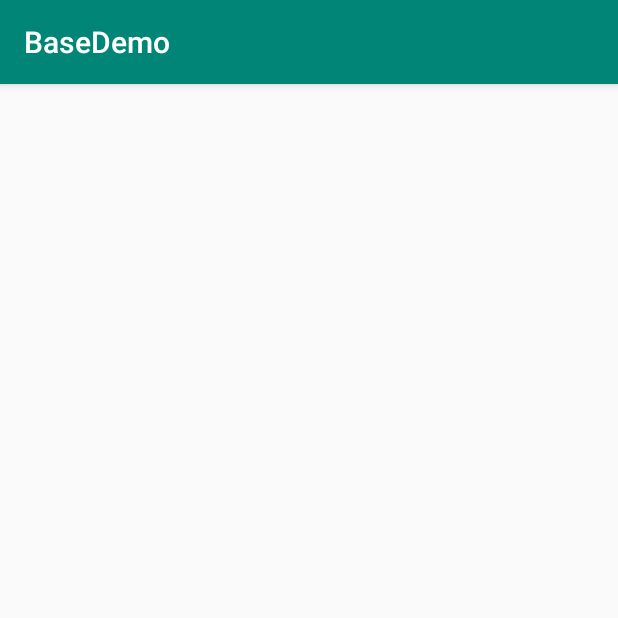
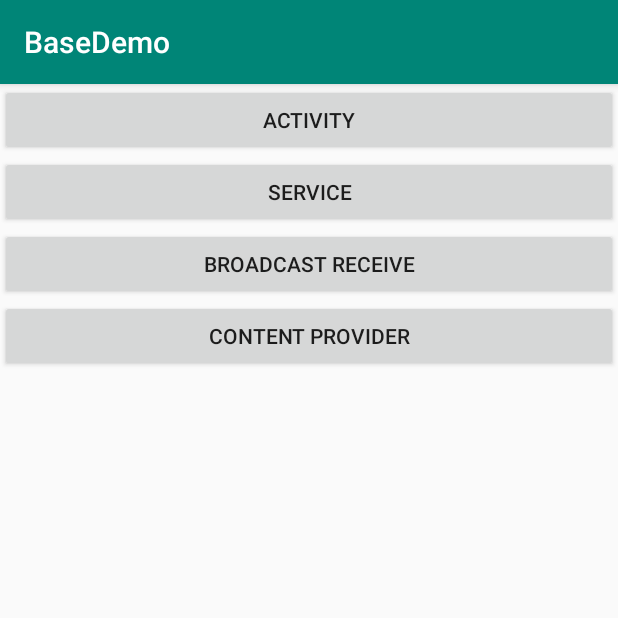
Before and after one commit to Che2n3JigW/AndroidDemo, an Android app: the screen it shows after launch (MainActivity), on a phone screen of 412 x 824 dp, the top half of it. Run offline under Robolectric (Android 15) with nearby library versions, the phone set to English and light mode, and no system bars.

Commit message:
RecyclerView-添加依赖，自定义Adapter，为Adapter 添加item点击事件接口

```diff
--- a/app/build.gradle
+++ b/app/build.gradle
@@ -30,8 +30,13 @@ android {
 
 dependencies {
     implementation fileTree(dir: 'libs', include: ['*.jar'])
+
     implementation rootProject.ext.dependencies.appcompat
     implementation rootProject.ext.dependencies.constraintlayout
+    implementation rootProject.ext.dependencies.recyclerview
+
+
+
     testImplementation 'junit:junit:4.12'
     androidTestImplementation 'androidx.test.ext:junit:1.1.1'
     androidTestImplementation 'androidx.test.espresso:espresso-core:3.2.0'
--- a/app/src/main/java/com/example/basedemo/MainActivity.java
+++ b/app/src/main/java/com/example/basedemo/MainActivity.java
@@ -1,14 +1,57 @@
 package com.example.basedemo;
-
-import androidx.appcompat.app.AppCompatActivity;
 
 import android.os.Bundle;
 
+import androidx.appcompat.app.AppCompatActivity;
+import androidx.recyclerview.widget.LinearLayoutManager;
+import androidx.recyclerview.widget.RecyclerView;
+
 public class MainActivity extends AppCompatActivity {
+
+    private MyListAdapter adapter;
 
     @Override
     protected void onCreate(Bundle savedInstanceState) {
         super.onCreate(savedInstanceState);
         setContentView(R.layout.activity_main);
+
+        initView();
+
+        initListener();
+    }
+
+    private void initListener() {
+        adapter.setOnItemClickListener(new MyListAdapter.onItemClickListener() {
+            @Override
+            public void onClick(int position) {
+                switch (position) {
+                    case 0://
+
+                        break;
+                    case 1:
+                        break;
+                    case 2:
+                        break;
+                    case 3:
+                        break;
+                }
+            }
+        });
+    }
+
+
+    private void initView() {
+        RecyclerView recyclerView = findViewById(R.id.recyclerView);
+        recyclerView.setLayoutManager(new LinearLayoutManager(this));
+        String[] strings = new String[]{
+                "Activity",
+                "Service",
+                "Broadcast Receive",
+                "Content Provider"
+        };
+
+        adapter = new MyListAdapter(strings);
+
+        recyclerView.setAdapter(adapter);
     }
 }
--- /dev/null
+++ b/app/src/main/java/com/example/basedemo/MyListAdapter.java
@@ -0,0 +1,68 @@
+package com.example.basedemo;
+
+import android.view.LayoutInflater;
+import android.view.View;
+import android.view.ViewGroup;
+
+import androidx.annotation.NonNull;
+import androidx.appcompat.widget.AppCompatButton;
+import androidx.recyclerview.widget.RecyclerView;
+
+public class MyListAdapter extends RecyclerView.Adapter<MyListAdapter.ViewHolder>
+        {
+
+    private String[] strings;
+    private onItemClickListener itemClickListener;
+
+    //构造函数
+    MyListAdapter(String[] strings) {
+        this.strings = strings;
+    }
+
+    //item点击事件绑定
+    public void setOnItemClickListener(onItemClickListener itemClickListener) {
+        this.itemClickListener = itemClickListener;
+    }
+
+    //绑定视图
+    @NonNull
+    @Override
+    public ViewHolder onCreateViewHolder(@NonNull ViewGroup parent, int viewType) {
+        View view = LayoutInflater.from(parent.getContext())
+                .inflate(R.layout.item_activity_main, parent, false);
+        return new ViewHolder(view);
+    }
+
+    //绑定数据
+    @Override
+    public void onBindViewHolder(@NonNull ViewHolder holder, int position) {
+        holder.btn.setText(strings[position]);
+    }
+
+    @Override
+    public int getItemCount() {
+        return strings.length;
+    }
+
+    //新建ViewHolder
+    class ViewHolder extends RecyclerView.ViewHolder implements View.OnClickListener {
+        private final AppCompatButton btn;
+
+        ViewHolder(@NonNull final View itemView) {
+            super(itemView);
+            btn = itemView.findViewById(R.id.btn);
+            btn.setOnClickListener(this);
+        }
+
+        @Override
+        public void onClick(View v) {
+            if (itemClickListener!=null){
+            itemClickListener.onClick(getAdapterPosition());
+            }
+        }
+    }
+
+    public interface onItemClickListener {
+        void onClick(int position);
+    }
+}
--- a/app/src/main/res/layout/activity_main.xml
+++ b/app/src/main/res/layout/activity_main.xml
@@ -5,5 +5,9 @@
     android:layout_height="match_parent"
     tools:context=".MainActivity">
 
+<androidx.recyclerview.widget.RecyclerView
+    android:id="@+id/recyclerView"
+    android:layout_width="match_parent"
+    android:layout_height="match_parent"/>
 
 </androidx.constraintlayout.widget.ConstraintLayout>
--- /dev/null
+++ b/app/src/main/res/layout/item_activity_main.xml
@@ -0,0 +1,8 @@
+<?xml version="1.0" encoding="utf-8"?>
+<androidx.appcompat.widget.AppCompatButton xmlns:android="http://schemas.android.com/apk/res/android"
+    android:layout_width="match_parent"
+    android:layout_height="wrap_content"
+    android:id="@+id/btn"
+    android:orientation="vertical">
+
+</androidx.appcompat.widget.AppCompatButton>
```
Also changed, not shown: build.gradle (+8 -1 lines), config.gradle (+6 -5 lines).
